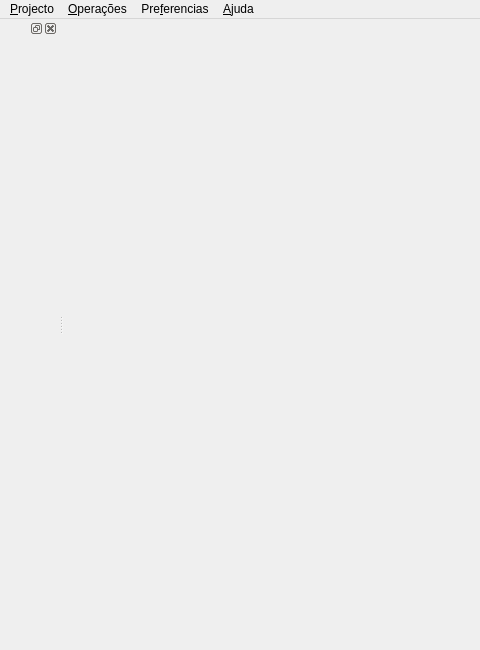
Before: the Qt Designer form ui/floorplan2.ui in LC43/floorplan, drawn with Qt 5; both pictures show x 0 to 480 and y 0 to 650 of the 1194 by 650 pixel window.
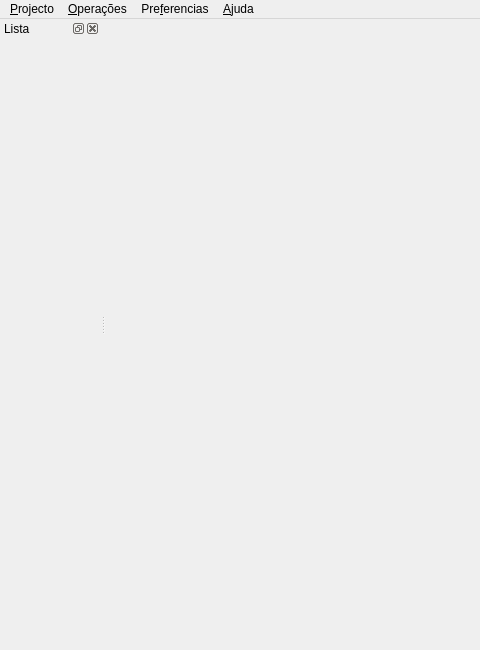
After: the same form once the commit is applied.

The edit to the form file:
```diff
--- a/ui/floorplan2.ui
+++ b/ui/floorplan2.ui
@@ -77,9 +77,18 @@
   </widget>
   <widget class="QStatusBar" name="statusbar" />
   <widget class="QDockWidget" name="SvgList" >
+   <property name="minimumSize" >
+    <size>
+     <width>100</width>
+     <height>39</height>
+    </size>
+   </property>
    <property name="features" >
     <set>QDockWidget::DockWidgetClosable|QDockWidget::DockWidgetFloatable</set>
    </property>
+   <property name="windowTitle" >
+    <string>Lista</string>
+   </property>
    <attribute name="dockWidgetArea" >
     <number>1</number>
    </attribute>
```
Left out of the diff: 7 changed lines with no effect on the pictures.
